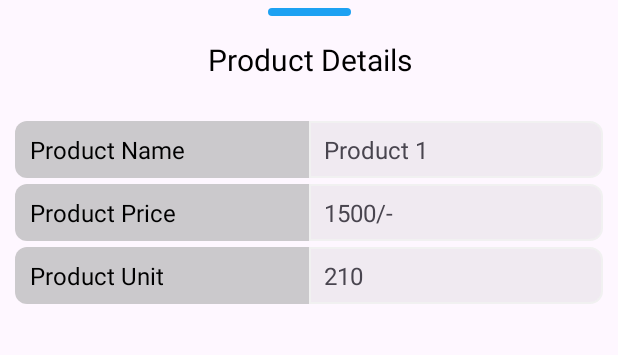
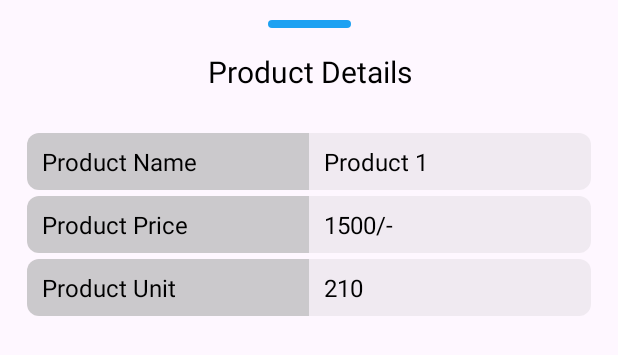
Before and after one commit to Vanshpanchal/IMS, an Android app: the layout preview_dialog.xml on its own in the app's theme, with its tools: preview values and no code run, on a phone screen of 412 x 824 dp. Shown: the top 355 px of the screen. Run offline under Robolectric (Android 15) with nearby library versions, the phone set to English and light mode, and no system bars.

Commit message:
Minor Changes 1

```diff
--- a/app/src/main/res/drawable/bg_2.xml
+++ b/app/src/main/res/drawable/bg_2.xml
@@ -2,6 +2,6 @@
 <shape xmlns:android="http://schemas.android.com/apk/res/android" android:shape="rectangle">
     <corners android:bottomRightRadius="8dp" android:topRightRadius="8dp"/>
     <solid android:color="#2AACACAC"/>
-    <stroke android:width="1dp" android:color="@color/grey"/>
+    <stroke android:width="1dp" android:color="@color/d_grey"/>
 
 </shape>
--- /dev/null
+++ b/app/src/main/res/drawable/ripple.xml
@@ -0,0 +1,6 @@
+<ripple xmlns:android="http://schemas.android.com/apk/res/android"
+    android:color="?attr/colorControlHighlight">
+    <item android:id="@android:id/mask">
+        <color android:color="@android:color/transparent" />
+    </item>
+</ripple>
--- a/app/src/main/res/layout/fragment_dashboard.xml
+++ b/app/src/main/res/layout/fragment_dashboard.xml
@@ -26,14 +26,15 @@
 
     <ListView
         android:id="@+id/list_view"
-        style="@style/Widget.AppCompat.ListView"
         android:layout_width="match_parent"
+        style="@style/NoRippleEffect"
         android:layout_height="300dp"
         android:layout_marginTop="25dp"
         android:nestedScrollingEnabled="false"
         app:layout_constraintTop_toBottomOf="@+id/textView"
         tools:layout_editor_absoluteX="-3dp"
         tools:listitem="1"
+        android:background="@drawable/ripple"
         tools:ignore="NestedScrolling" />
 
     <TextView
--- a/app/src/main/res/layout/list_view.xml
+++ b/app/src/main/res/layout/list_view.xml
@@ -70,6 +70,6 @@
         android:layout_width="wrap_content"
         android:layout_height="wrap_content"
         android:orientation="horizontal"
-        app:layout_constraintGuide_begin="75dp" />
+        app:layout_constraintGuide_percent="1.0" />
 
 </androidx.constraintlayout.widget.ConstraintLayout>
--- a/app/src/main/res/layout/preview_dialog.xml
+++ b/app/src/main/res/layout/preview_dialog.xml
@@ -3,6 +3,7 @@
     xmlns:app="http://schemas.android.com/apk/res-auto"
     xmlns:tools="http://schemas.android.com/tools"
     android:layout_width="match_parent"
+    android:padding="8sp"
     android:layout_height="wrap_content">
 
 
@@ -59,7 +60,8 @@
             android:layout_width="0dp"
             android:layout_height="wrap_content"
             android:layout_weight="1"
-            android:background="@drawable/bg_2"
+            android:background="@drawable/bg_4"
+            android:textColor="@color/black"
             android:padding="8sp"
             android:paddingStart="10dp"
             android:text="Product 1"
@@ -73,6 +75,7 @@
         android:layout_marginHorizontal="8sp"
         android:orientation="horizontal"
         android:padding="2dp"
+        android:textColor="@color/black"
         android:weightSum="2"
         app:layout_constraintEnd_toEndOf="parent"
         app:layout_constraintStart_toStartOf="parent"
@@ -92,9 +95,10 @@
         <TextView
             android:id="@+id/product_price"
             android:layout_width="0dp"
+            android:textColor="@color/black"
             android:layout_height="wrap_content"
             android:layout_weight="1"
-            android:background="@drawable/bg_2"
+            android:background="@drawable/bg_4"
             android:padding="8sp"
             android:paddingStart="10dp"
             android:text="1500/-"
@@ -104,6 +108,7 @@
     <LinearLayout
         android:id="@+id/linearLayout4"
         android:layout_width="match_parent"
+        android:textColor="@color/black"
         android:layout_height="wrap_content"
         android:layout_marginHorizontal="8sp"
         android:orientation="horizontal"
@@ -129,9 +134,10 @@
             android:layout_width="0dp"
             android:layout_height="wrap_content"
             android:layout_weight="1"
-            android:background="@drawable/bg_2"
+            android:background="@drawable/bg_4"
             android:padding="8sp"
             android:paddingStart="10dp"
+            android:textColor="@color/black"
             android:text="210"
             android:textSize="16sp" />
     </LinearLayout>
--- a/app/src/main/res/layout/rv_one.xml
+++ b/app/src/main/res/layout/rv_one.xml
@@ -100,6 +100,8 @@
             android:id="@+id/p_name"
             android:layout_width="0dp"
             android:layout_height="match_parent"
+            android:textColor="@color/black"
+
             android:layout_weight="3.5"
             android:paddingHorizontal="8sp"
             android:layout_gravity="center_vertical"
@@ -119,6 +121,7 @@
 
         <ImageButton
             android:id="@+id/delete"
+            android:textColor="@color/black"
             android:layout_width="0dp"
             android:layout_height="match_parent"
             android:layout_gravity="center_vertical"
--- a/app/src/main/res/values-night/themes.xml
+++ b/app/src/main/res/values-night/themes.xml
@@ -10,5 +10,7 @@
         <item name="colorOnSurface">@color/blue</item>
         <item name="colorContainer">@color/blue</item>
         <item name="android:statusBarColor" >@color/blue</item>
+        <item name="rippleColor">@color/transparent</item>
+        <item name="selectableItemBackground">@color/transparent</item>
     </style>
 </resources>
--- a/app/src/main/res/values/themes.xml
+++ b/app/src/main/res/values/themes.xml
@@ -11,6 +11,8 @@
     </style>
 
 
-
+    <style name="NoRippleEffect">
+        <item name="android:selectableItemBackground">@android:color/transparent</item>
+    </style>
     <style name="Theme.Ims" parent="Base.Theme.Ims" />
 </resources>
```
Also changed, not shown: app/src/main/res/drawable/bg_4.xml (+4 -14 lines).
